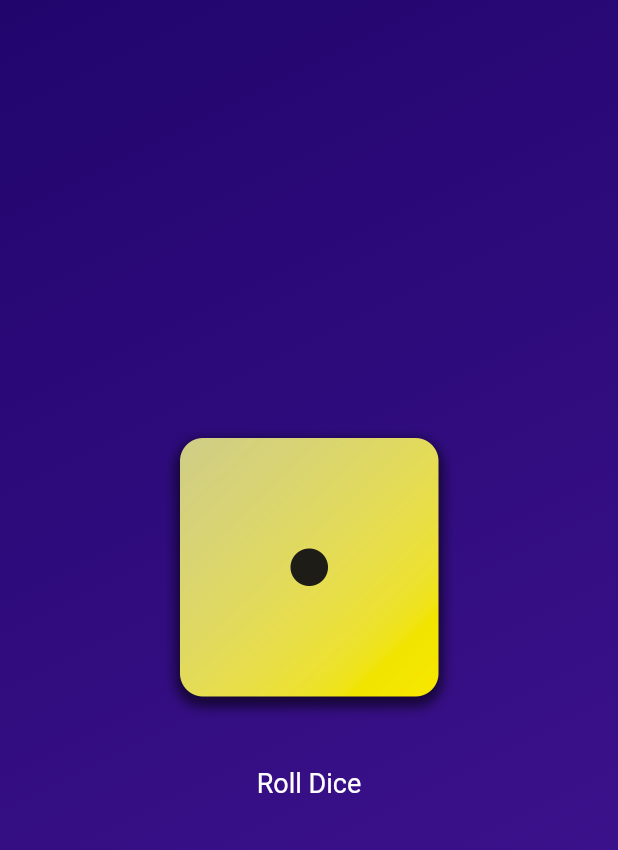
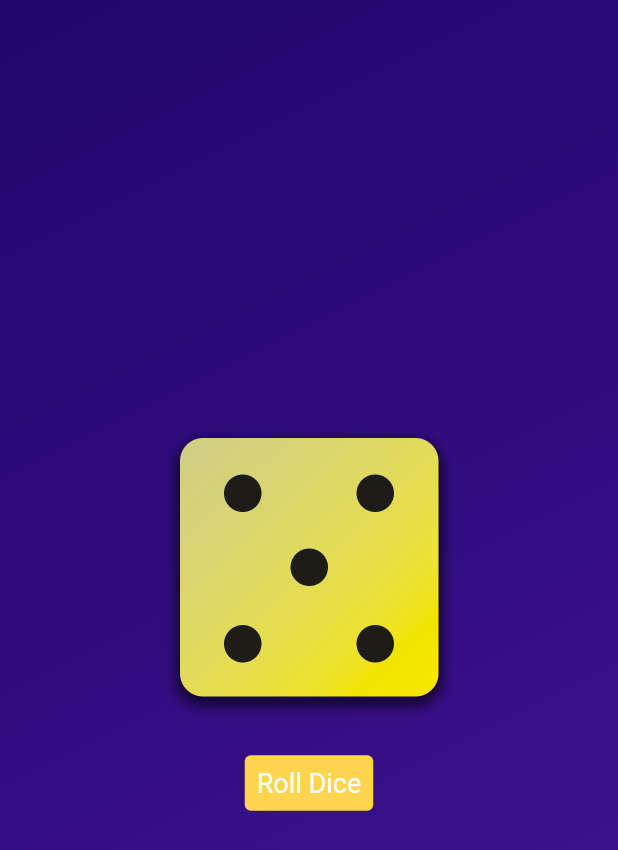
Before and after one commit to hongphuc5497/flutter-fundamental, a Flutter app: the screen it shows after launch, after a tap on "Roll Dice", on a phone screen of 412 x 824 dp. Shown: the top 850 px of the screen. Run offline on Flutter 3.47's test engine with Material 2 defaults, Android fonts, the phone set to English and light mode, and no system bars.

Commit message:
flutter: tailor DiceRoller widget

```diff
--- a/lib/dice_roller.dart
+++ b/lib/dice_roller.dart
@@ -2,6 +2,8 @@
 import 'dart:math';
 
 import 'package:flutter_fundamental/styled_text.dart';
+
+final randomizer = Random();
 
 class DiceRoller extends StatefulWidget {
   const DiceRoller({super.key});
@@ -13,17 +15,11 @@
 }
 
 class _DiceRollerState extends State<DiceRoller> {
-  var activeDiceImagePath = 'assets/images/dice-2.png';
-  // List<int> numbers = List.generate(6, (index) => index + 1);
-
-  // void random(int min, int max) {
-  //   return min + Random().nextInt(max - min);
-  // }
+  var currentDiceRoll = 2;
 
   void rollDice() {
     setState(() {
-      var num = 1 + Random().nextInt(6 - 1) ;
-      activeDiceImagePath = 'assets/images/dice-$num.png';
+      currentDiceRoll = randomizer.nextInt(6) + 1;
     });
   }
 
@@ -33,7 +29,7 @@
       mainAxisSize: MainAxisSize.min,
       children: [
         Image.asset(
-          activeDiceImagePath,
+          'assets/images/dice-$currentDiceRoll.png',
           width: 200,
         ),
         const SizedBox(
@@ -46,6 +42,7 @@
               //   top: 20,
               // ),
               foregroundColor: Colors.white,
+              backgroundColor: Colors.amber[300],
               textStyle: const TextStyle(
                 fontSize: 28,
                 color: Colors.amber,
```
